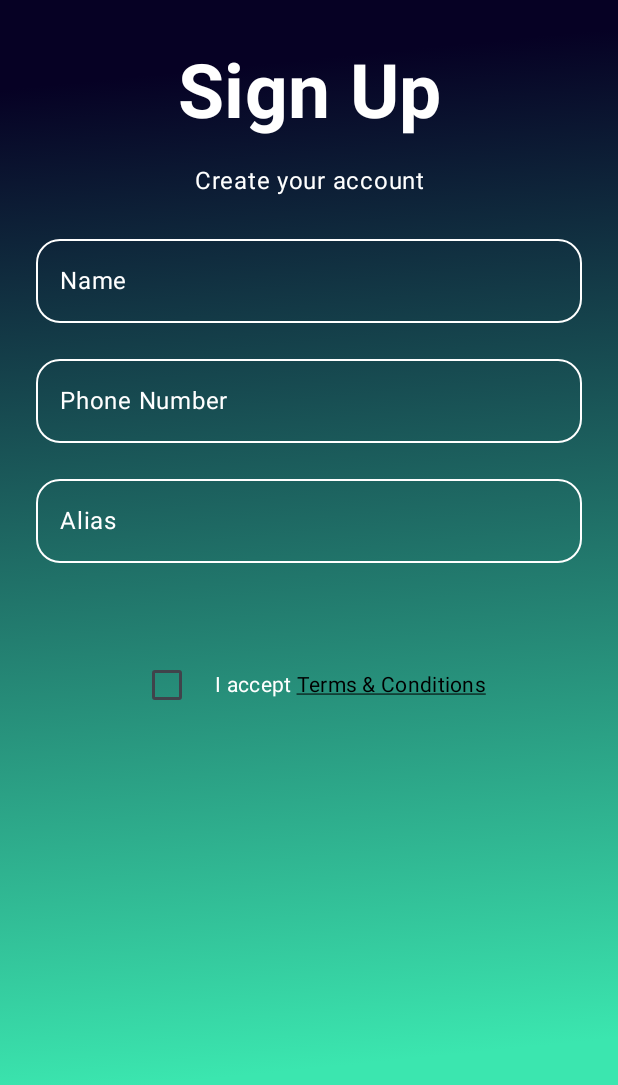
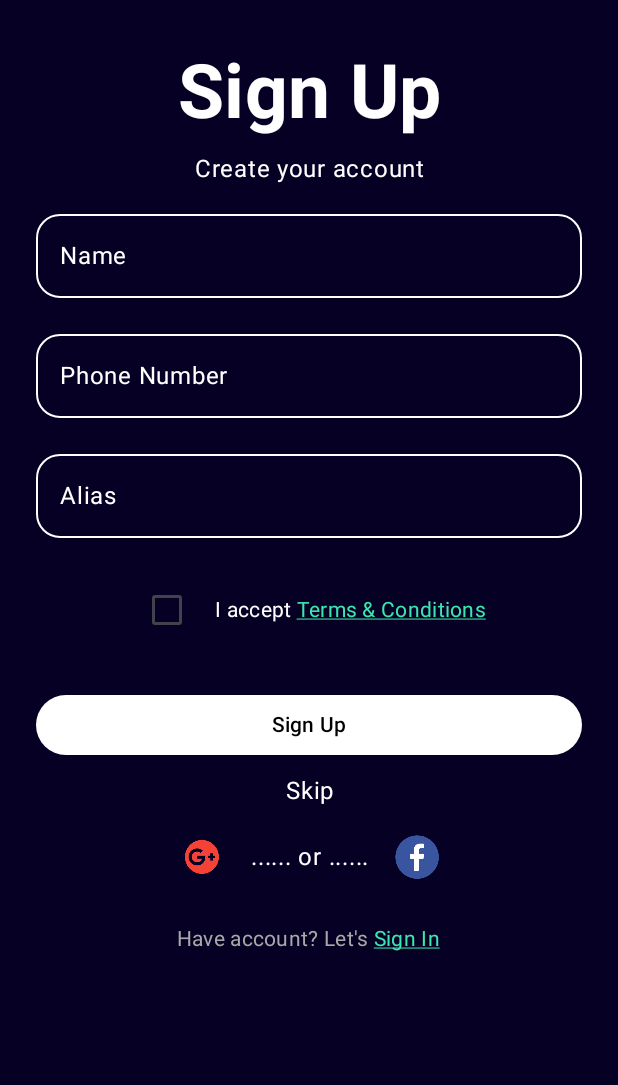
Before and after one commit to salimmohd17/-ProjectsAndroid-, an Android app built with Jetpack Compose: the screen it shows after launch (MainActivity), on a phone screen of 412 x 824 dp. Shown: the top 1085 px of the screen. Run offline under Robolectric (Android 15) with nearby library versions, the phone set to English and light mode, and no system bars.

Commit message:
finish SignUp screen implementation

```diff
--- /dev/null
+++ b/app/src/main/java/com/gdscandroid/GooogleFaceBookComponent.kt
@@ -0,0 +1,52 @@
+package com.gdscandroid
+
+import androidx.compose.foundation.layout.Arrangement
+import androidx.compose.foundation.layout.Row
+import androidx.compose.foundation.layout.Spacer
+import androidx.compose.foundation.layout.fillMaxWidth
+import androidx.compose.foundation.layout.size
+import androidx.compose.foundation.layout.width
+import androidx.compose.material3.Icon
+import androidx.compose.material3.Text
+import androidx.compose.runtime.Composable
+import androidx.compose.ui.Alignment
+import androidx.compose.ui.Modifier
+import androidx.compose.ui.graphics.Color
+import androidx.compose.ui.res.painterResource
+import androidx.compose.ui.text.style.TextAlign
+import androidx.compose.ui.unit.dp
+import androidx.compose.ui.unit.sp
+
+@Composable
+fun GoogleFaceBookComponent() {
+    Row(
+        modifier = Modifier.fillMaxWidth(),
+        verticalAlignment = Alignment.CenterVertically,
+        horizontalArrangement = Arrangement.Center,
+    ) {
+        Icon(
+            painter = painterResource(id = R.drawable.googleplus),
+            contentDescription = "Facebook",
+            tint = Color.Unspecified,
+            modifier = Modifier.size(48.dp),
+        )
+
+        Spacer(modifier = Modifier.width(8.dp))
+
+        Text(
+            text = "...... or ......",
+            color = Color.White,
+            textAlign = TextAlign.Center,
+            fontSize = 16.sp,
+        )
+
+        Spacer(modifier = Modifier.width(8.dp))
+
+        Icon(
+            painter = painterResource(id = R.drawable.facebook),
+            contentDescription = "Google Plus",
+            tint = Color.Unspecified,
+            modifier = Modifier.size(48.dp),
+        )
+    }
+}
--- a/app/src/main/java/com/gdscandroid/SignUpScreen.kt
+++ b/app/src/main/java/com/gdscandroid/SignUpScreen.kt
@@ -1,6 +1,7 @@
 package com.gdscandroid
 
 import android.app.Activity
+import android.widget.Toast
 import androidx.compose.foundation.background
 import androidx.compose.foundation.layout.Box
 import androidx.compose.foundation.layout.Column
@@ -8,6 +9,9 @@ import androidx.compose.foundation.layout.Spacer
 import androidx.compose.foundation.layout.fillMaxSize
 import androidx.compose.foundation.layout.fillMaxWidth
 import androidx.compose.foundation.layout.padding
+import androidx.compose.foundation.text.ClickableText
+import androidx.compose.material3.Button
+import androidx.compose.material3.ButtonDefaults
 import androidx.compose.material3.MaterialTheme
 import androidx.compose.material3.Scaffold
 import androidx.compose.material3.Surface
@@ -23,12 +27,16 @@ import androidx.compose.ui.graphics.Brush
 import androidx.compose.ui.graphics.Color
 import androidx.compose.ui.graphics.toArgb
 import androidx.compose.ui.platform.LocalContext
+import androidx.compose.ui.text.AnnotatedString
+import androidx.compose.ui.text.SpanStyle
 import androidx.compose.ui.text.font.FontWeight
 import androidx.compose.ui.text.style.TextAlign
+import androidx.compose.ui.text.style.TextDecoration
 import androidx.compose.ui.tooling.preview.Preview
 import androidx.compose.ui.unit.dp
 import androidx.compose.ui.unit.sp
 import androidx.core.view.WindowCompat
+import com.gdscandroid.ui.theme.GDSCOnboardingText
 import com.gdscandroid.ui.theme.GdscBackground
 import com.gdscandroid.ui.theme.GdscGreen
 
@@ -81,7 +89,7 @@ fun SignUpScreen() {
                     Brush.linearGradient(
                         colors =
                         listOf(
-                            GdscGreen,
+                            GdscBackground,
                             GdscBackground,
                         ),
                         start = androidx.compose.ui.geometry.Offset(1000f, 1000f),
@@ -161,7 +169,62 @@ fun SignUpScreen() {
 
                     TermsCheckbox(isTermsChecked)
 
-                    Spacer(modifier = Modifier.weight(3f))
+                    Spacer(modifier = Modifier.weight(1f))
+
+                    Button(
+                        onClick = {},
+                        modifier =
+                        Modifier
+                            .fillMaxWidth(),
+                        colors =
+                        ButtonDefaults.buttonColors(
+                            containerColor = Color.White,
+                        ),
+                    ) {
+                        Text(text = "Sign Up", color = Color.Black)
+                    }
+
+                    Spacer(modifier = Modifier.weight(0.4f))
+                    Text(
+                        modifier = Modifier.fillMaxWidth(),
+                        text = "Skip",
+                        color = Color.White,
+                        textAlign = TextAlign.Center,
+                    )
+
+                    Spacer(modifier = Modifier.weight(0.4f))
+                    GoogleFaceBookComponent()
+
+                    Spacer(modifier = Modifier.weight(1f))
+
+                    val termsText = "Have account? Let's Sign In"
+                    val annotatedString =
+                        AnnotatedString.Builder(termsText).apply {
+                            addStyle(
+                                style =
+                                SpanStyle(
+                                    color = GdscGreen,
+                                    textDecoration = TextDecoration.Underline,
+                                ),
+                                start = 20,
+                                end = termsText.length,
+                            )
+                        }
+                            .toAnnotatedString()
+
+                    ClickableText(
+                        text = annotatedString,
+                        onClick = { offset ->
+                            if (offset >= 9 && offset <= termsText.length) {
+                                // Handle the click event on "terms and conditions"
+                                //navController.navigate(Screens.SignInScreen.route)
+                            }
+                        },
+                        style = MaterialTheme.typography.bodyMedium.copy(color = GDSCOnboardingText),
+                    )
+
+                    Spacer(modifier = Modifier.weight(8f))
+
 
 
                 }
--- a/app/src/main/java/com/gdscandroid/TermsCheckBox.kt
+++ b/app/src/main/java/com/gdscandroid/TermsCheckBox.kt
@@ -18,6 +18,7 @@ import androidx.compose.ui.text.AnnotatedString
 import androidx.compose.ui.text.SpanStyle
 import androidx.compose.ui.text.style.TextDecoration
 import androidx.compose.ui.unit.dp
+import com.gdscandroid.ui.theme.GdscGreen
 
 @Composable
 fun TermsCheckbox(
@@ -44,7 +45,7 @@ fun TermsCheckbox(
                 addStyle(
                     style =
                     SpanStyle(
-                        color = Color.Black,
+                        color = GdscGreen,
                         textDecoration = TextDecoration.Underline,
                     ),
                     start = 9,
```
Also changed, not shown: app/src/main/res/drawable/facebook.png (added), app/src/main/res/drawable/googleplus.png (added).
